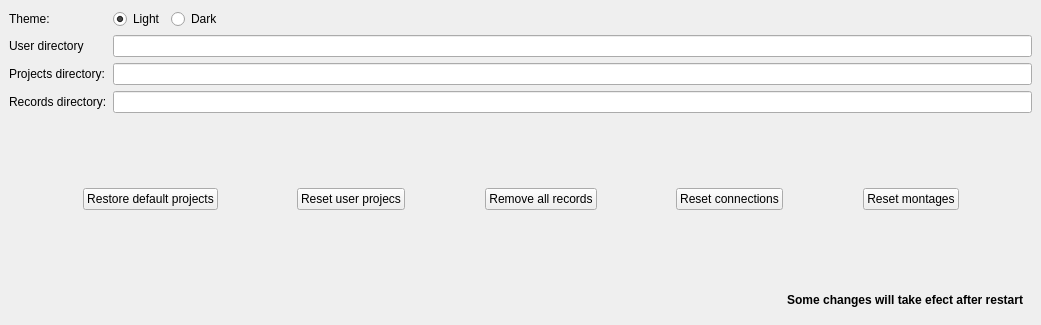
Old version of the form bci_framework/framework/qtgui/configurations.ui in the repository UN-GCPDS/bci-framework.
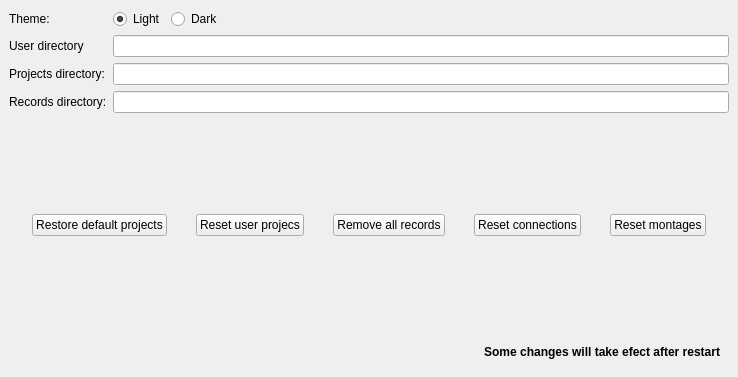
New version of the form.

```diff
--- a/bci_framework/framework/qtgui/configurations.ui
+++ b/bci_framework/framework/qtgui/configurations.ui
@@ -6,8 +6,8 @@
    <rect>
     <x>0</x>
     <y>0</y>
-    <width>1041</width>
-    <height>325</height>
+    <width>738</width>
+    <height>377</height>
    </rect>
   </property>
   <property name="windowTitle">
```
